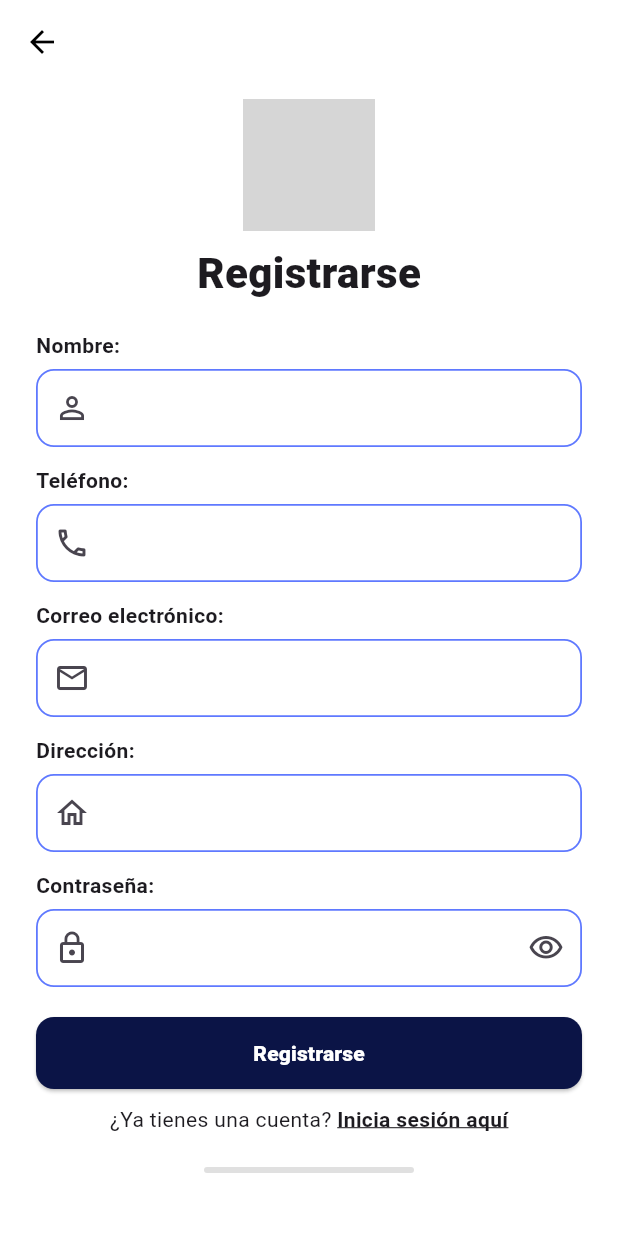
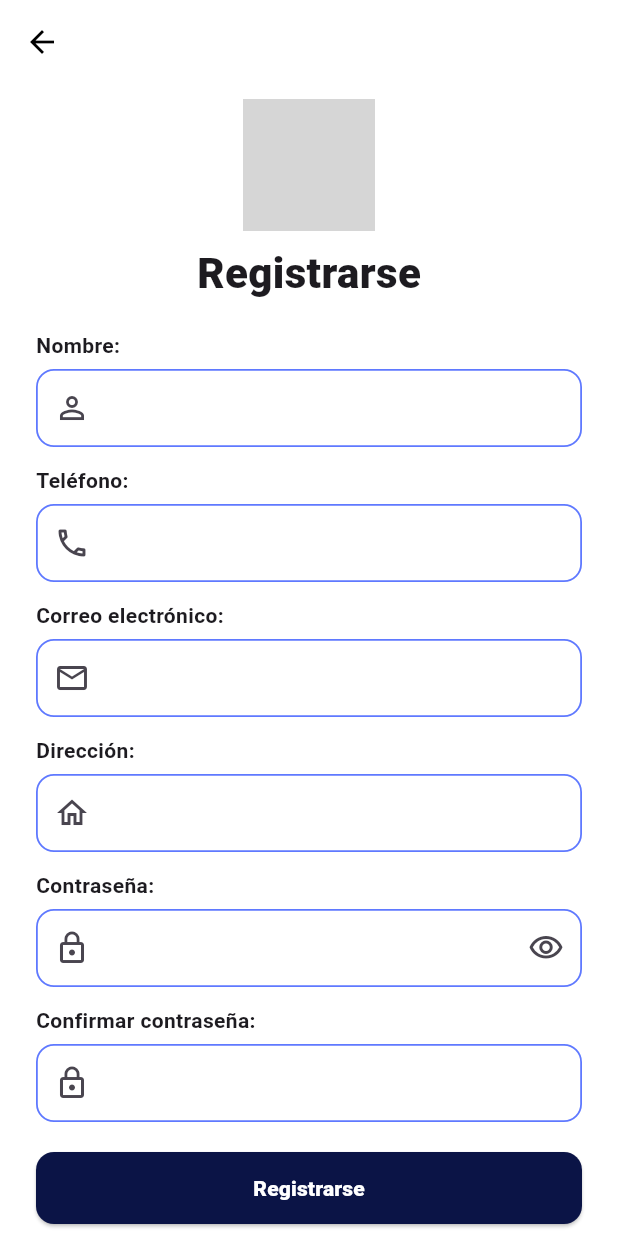
Before and after one commit to Jocwly/Integrador, a Flutter app: the Registro screen opened by its route, on a phone screen of 412 x 824 dp. Run offline on Flutter 3.47's test engine with Material 3 defaults, Android fonts, the phone set to English and light mode, and no system bars; our stand-ins replace cloud_firestore, firebase_core, image_picker; accounts and stored records are empty; grey boxes are pictures that could not be loaded.

Commit message:
CORRECION PANTALLA REGISTRO DE USUARIO. VALIDACIONES

```diff
--- a/lib/Pantallas/registro.dart
+++ b/lib/Pantallas/registro.dart
@@ -1,6 +1,7 @@
 import 'package:flutter/material.dart';
-import 'package:cloud_firestore/cloud_firestore.dart';          // 👈 NUEVO
+import 'package:cloud_firestore/cloud_firestore.dart';
 import 'package:login/Pantallas/Login.dart';
+import 'package:flutter/services.dart';
 
 class Registro extends StatefulWidget {
   static const routeName = '/registro';
@@ -16,7 +17,15 @@ class _RegistroState extends State<Registro> {
   final _emailCtrl = TextEditingController();
   final _addressCtrl = TextEditingController();
   final _passCtrl = TextEditingController();
+  final _confirmPassCtrl = TextEditingController();
+
   bool _obscure = true;
+
+  // Errores
+  String? _phoneError;
+  String? _emailError;
+  String? _passError;
+  String? _confirmPassError;
 
   @override
   void dispose() {
@@ -25,6 +34,7 @@ class _RegistroState extends State<Registro> {
     _emailCtrl.dispose();
     _addressCtrl.dispose();
     _passCtrl.dispose();
+    _confirmPassCtrl.dispose();
     super.dispose();
   }
 
@@ -33,7 +43,7 @@ class _RegistroState extends State<Registro> {
     borderSide: BorderSide(color: const Color(0xFF5F79FF), width: w),
   );
 
-  // 👉 Guarda el cliente en la colección "clientes"
+  // Guarda el cliente en Firestore
   Future<void> _registrarCliente() async {
     final nombre = _nameCtrl.text.trim();
     final telefono = _phoneCtrl.text.trim();
@@ -41,50 +51,69 @@ class _RegistroState extends State<Registro> {
     final direccion = _addressCtrl.text.trim();
     final password = _passCtrl.text.trim();
 
-    if (nombre.isEmpty ||
-        telefono.isEmpty ||
-        correo.isEmpty ||
-        direccion.isEmpty ||
-        password.isEmpty) {
-      ScaffoldMessenger.of(context).showSnackBar(
-        const SnackBar(content: Text('Por favor llena todos los campos')),
-      );
-      return;
-    }
-
     try {
       await FirebaseFirestore.instance.collection('clientes').add({
         'nombre': nombre,
         'telefono': telefono,
         'correo': correo,
         'direccion': direccion,
-        // ⚠️ Para escuela está bien, pero en la vida real no se guarda así
-        'password': password,
+        'password': password, // Solo para prueba escolar
         'mascotas': 0,
         'createdAt': FieldValue.serverTimestamp(),
       });
 
       if (!mounted) return;
 
-      ScaffoldMessenger.of(context).showSnackBar(
-        const SnackBar(content: Text('Registro exitoso')),
-      );
+      ScaffoldMessenger.of(
+        context,
+      ).showSnackBar(const SnackBar(content: Text('Registro exitoso')));
 
-      // Después de registrar, lo mandamos al login
       Navigator.pushReplacementNamed(context, Login.routeName);
     } catch (e) {
       if (!mounted) return;
-      ScaffoldMessenger.of(context).showSnackBar(
-        SnackBar(content: Text('Error al registrar: $e')),
-      );
+      ScaffoldMessenger.of(
+        context,
+      ).showSnackBar(SnackBar(content: Text('Error al registrar: $e')));
     }
   }
 
-  // Diálogo de confirmación que AHORA sí registra en la BD
+  // Validaciones + Confirmación
   Future<void> _confirmarRegistro() async {
+    setState(() {
+      _phoneError =
+          RegExp(r'^[0-9]+$').hasMatch(_phoneCtrl.text.trim())
+              ? null
+              : 'Solo se permiten números';
+
+      _emailError =
+          RegExp(r'^[^@]+@[^@]+\.[^@]+$').hasMatch(_emailCtrl.text.trim())
+              ? null
+              : 'Formato de correo inválido';
+
+      _passError =
+          _passCtrl.text.trim().length >= 6
+              ? null
+              : 'La contraseña debe tener mínimo 6 caracteres';
+
+      _confirmPassError =
+          _confirmPassCtrl.text.trim() == _passCtrl.text.trim()
+              ? null
+              : 'Las contraseñas no coinciden';
+    });
+
+    // Si hay errores, no continúa
+    if (_phoneError != null ||
+        _emailError != null ||
+        _passError != null ||
+        _confirmPassError != null) {
+      return;
+    }
+
+    // Abrir diálogo
     final confirmar = await showDialog<bool>(
       context: context,
-      builder: (context) => AlertDialog(
+      builder:
+          (context) => AlertDialog(
             title: const Text("Confirmar registro"),
             content: const Text("¿Deseas guardar tus datos y registrarte?"),
             actions: [
@@ -144,20 +173,29 @@ class _RegistroState extends State<Registro> {
                 controller: _nameCtrl,
               ),
               const SizedBox(height: 12),
+
               _LabeledField(
                 label: 'Teléfono:',
                 icon: Icons.phone_outlined,
                 controller: _phoneCtrl,
                 keyboardType: TextInputType.phone,
+                errorText: _phoneError,
+                inputFormatters: [
+                  FilteringTextInputFormatter.digitsOnly,
+                  LengthLimitingTextInputFormatter(10),
+                ],
               ),
               const SizedBox(height: 12),
+
               _LabeledField(
                 label: 'Correo electrónico:',
                 icon: Icons.mail_outline,
                 controller: _emailCtrl,
                 keyboardType: TextInputType.emailAddress,
+                errorText: _emailError,
               ),
               const SizedBox(height: 12),
+
               _LabeledField(
                 label: 'Dirección:',
                 icon: Icons.home_outlined,
@@ -186,6 +224,33 @@ class _RegistroState extends State<Registro> {
                         ),
                         onPressed: () => setState(() => _obscure = !_obscure),
                       ),
+                      errorText: _passError,
+                      contentPadding: const EdgeInsets.symmetric(
+                        horizontal: 14,
+                        vertical: 14,
+                      ),
+                      enabledBorder: _outlineBlue(1.2),
+                      focusedBorder: _outlineBlue(1.6),
+                    ),
+                  ),
+                ],
+              ),
+              const SizedBox(height: 12),
+
+              Column(
+                crossAxisAlignment: CrossAxisAlignment.start,
+                children: [
+                  const Text(
+                    'Confirmar contraseña:',
+                    style: TextStyle(fontWeight: FontWeight.w700),
+                  ),
+                  const SizedBox(height: 6),
+                  TextField(
+                    controller: _confirmPassCtrl,
+                    obscureText: _obscure,
+                    decoration: InputDecoration(
+                      prefixIcon: const Icon(Icons.lock_outline),
+                      errorText: _confirmPassError,
                       contentPadding: const EdgeInsets.symmetric(
                         horizontal: 14,
                         vertical: 14,
@@ -223,7 +288,8 @@ class _RegistroState extends State<Registro> {
                 children: [
                   const Text('¿Ya tienes una cuenta? '),
                   GestureDetector(
-                    onTap: () => Navigator.pushReplacementNamed(
+                    onTap:
+                        () => Navigator.pushReplacementNamed(
                           context,
                           Login.routeName,
                         ),
@@ -237,6 +303,7 @@ class _RegistroState extends State<Registro> {
                   ),
                 ],
               ),
+
               const SizedBox(height: 22),
               Container(
                 height: 4,
@@ -259,11 +326,16 @@ class _LabeledField extends StatelessWidget {
   final IconData icon;
   final TextEditingController controller;
   final TextInputType? keyboardType;
+  final String? errorText;
+  final List<TextInputFormatter>? inputFormatters;
+
   const _LabeledField({
     required this.label,
     required this.icon,
     required this.controller,
     this.keyboardType,
+    this.errorText,
+    this.inputFormatters,
   });
 
   OutlineInputBorder _outlineBlue(double w) => OutlineInputBorder(
@@ -281,8 +353,10 @@ class _LabeledField extends StatelessWidget {
         TextField(
           controller: controller,
           keyboardType: keyboardType,
+          inputFormatters: inputFormatters,
           decoration: InputDecoration(
             prefixIcon: Icon(icon),
+            errorText: errorText,
             contentPadding: const EdgeInsets.symmetric(
               horizontal: 14,
               vertical: 14,
```
Also changed, not shown: pubspec.lock. Lines whose indentation alone changed are shown as unchanged.
